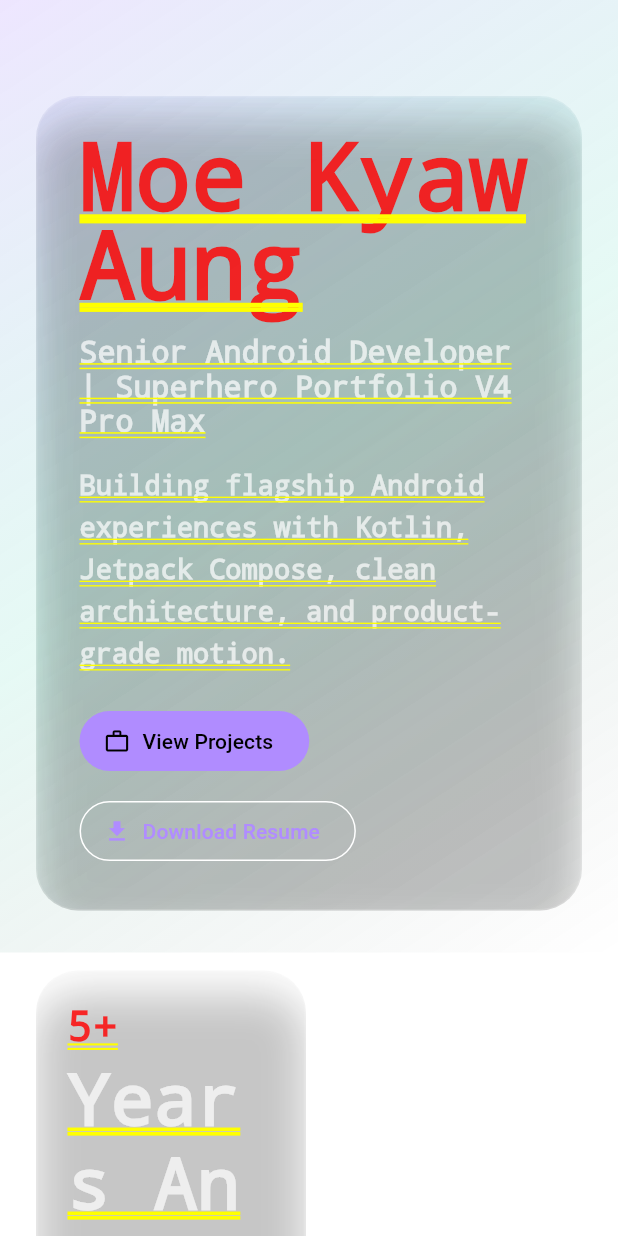
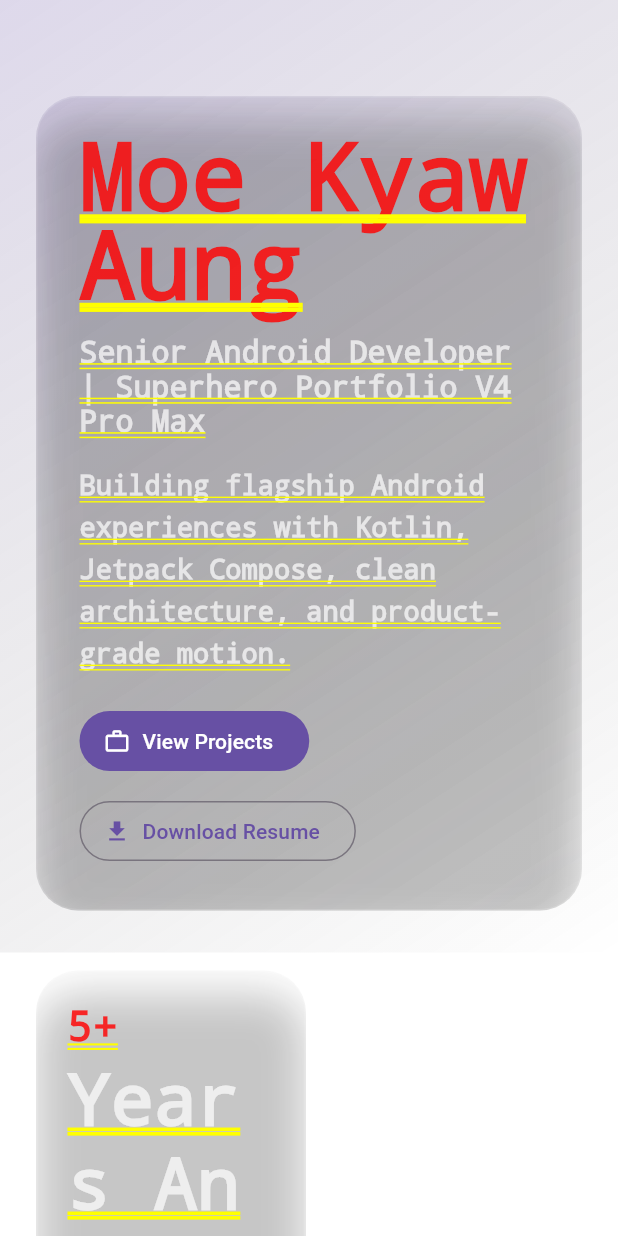
Before and after one commit to Dev-moe-kyawaung/Superhero-Android-Senior-Developer-V4-Pro-Max, a Flutter app: the screen it shows after launch, on a phone screen of 412 x 824 dp. Run offline on Flutter 3.47's test engine with Material 3 defaults, Android fonts, the phone set to English and light mode, and no system bars.

Commit message:
Update app_theme.dart

```diff
--- a/lib/shared/theme/app_theme.dart
+++ b/lib/shared/theme/app_theme.dart
@@ -1,12 +1,3 @@
-import 'package:flutter/material.dart';
-
-class AppTheme {
-  static const background = Color(0xFF040711);
-  static const surface = Color(0xFF11192D);
-  static const primary = Color(0xFFB08CFF);
-  static const secondary = Color(0xFF31D0AA);
-  static const accent = Color(0xFFFFC857);
-
 static ThemeData dark() {
   return ThemeData(
     useMaterial3: true,
@@ -16,10 +7,9 @@ class AppTheme {
       secondary: secondary,
       surface: surface,
     ),
-      cardTheme: CardTheme(
+    cardTheme: CardThemeData(
       color: surface,
       shape: RoundedRectangleBorder(borderRadius: BorderRadius.circular(28)),
-),
     ),
     textTheme: const TextTheme(
       displayLarge: TextStyle(color: Colors.white, fontWeight: FontWeight.w900),
@@ -30,4 +20,3 @@ class AppTheme {
     ),
   );
 }
-}
```
Lines whose indentation alone changed are shown as unchanged.
